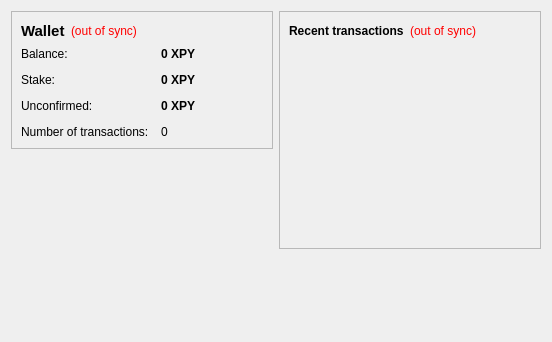
This is src/qt/forms/overviewpage.ui in PaycoinFoundation/paycoin as Qt 5 draws it before an edit. The edited form follows.
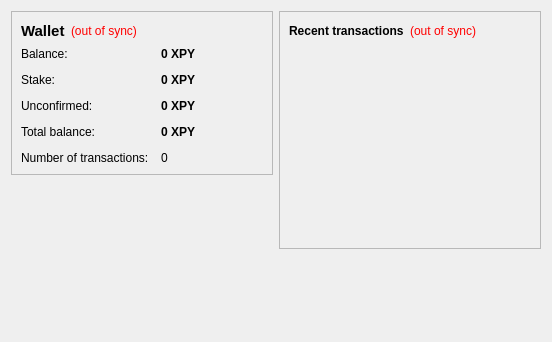
This is the edited form.

Commit message: add total (combined) balance display field to QT overview

```diff
--- a/src/qt/forms/overviewpage.ui
+++ b/src/qt/forms/overviewpage.ui
@@ -172,13 +172,43 @@
            </widget>
           </item>
           <item row="3" column="0">
+           <widget class="QLabel" name="label_7">
+            <property name="text">
+             <string>Total balance:</string>
+            </property>
+           </widget>
+          </item>
+          <item row="3" column="1">
+           <widget class="QLabel" name="labelCombinedTotal">
+            <property name="font">
+             <font>
+              <weight>75</weight>
+              <bold>true</bold>
+             </font>
+            </property>
+            <property name="cursor">
+             <cursorShape>IBeamCursor</cursorShape>
+            </property>
+            <property name="toolTip">
+             <string>Combined total of all coins (confirmed, staking and unconfirmed)</string>
+            </property>
+            <property name="text">
+             <string notr="true">0 XPY</string>
+            </property>
+            <property name="textInteractionFlags">
+             <set>Qt::LinksAccessibleByMouse|Qt::TextSelectableByKeyboard|Qt::TextSelectableByMouse</set>
+            </property>
+           </widget>
+          </item>
+
+          <item row="4" column="0">
            <widget class="QLabel" name="label_2">
             <property name="text">
              <string>Number of transactions:</string>
             </property>
            </widget>
           </item>
-          <item row="3" column="1">
+          <item row="4" column="1">
            <widget class="QLabel" name="labelNumTransactions">
             <property name="toolTip">
              <string>Total number of transactions in wallet</string>
```
Left out of the diff: 1 changed line with no effect on the pictures. The commit also changes 1 other file.
